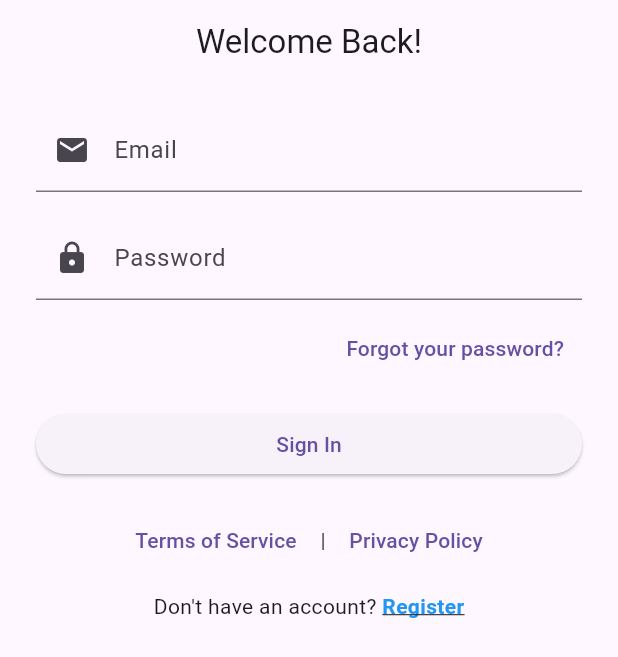
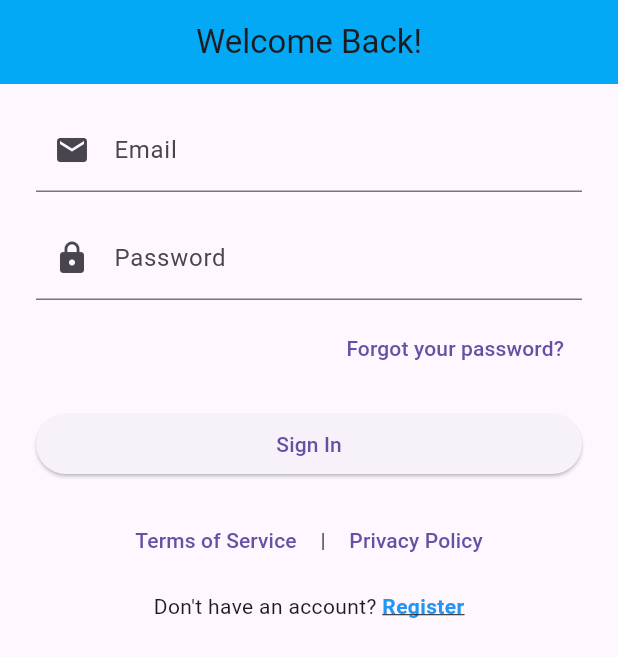
Before and after one commit to abbaskizil/CS310-Project, a Flutter app: the screen it shows after launch, on a phone screen of 412 x 824 dp. Shown: the top 657 px of the screen. Run offline on Flutter 3.47's test engine with Material 3 defaults, Android fonts, the phone set to English and light mode, and no system bars; our stand-ins replace table_calendar.

Commit message:
bug fixes

```diff
--- a/lib/main.dart
+++ b/lib/main.dart
@@ -1,9 +1,22 @@
+import 'package:flutter/material.dart';
+import 'screens/activity_entry_page.dart';
+import 'screens/bmi_page.dart';
+import 'screens/bottom_navigator.dart';
+import 'screens/calendar_day.dart';
+import 'screens/calendar_page.dart';
 import 'package:athletech/screens/calorie_tracker.dart';
-import 'package:flutter/material.dart';
+import 'screens/chat_screen.dart';
+import 'package:athletech/screens/home_page.dart';
+import 'screens/profile_page.dart';
+import 'screens/register_page.dart';
+import 'screens/settings.dart';
+import 'screens/sign_in_page.dart';
 import 'screens/SplashScreen.dart';
+import 'utilities/colors.dart';
+
 
 void main() {
-  runApp(const MyApp());
+  runApp(MyApp());
 }
 
 class MyApp extends StatelessWidget {
@@ -12,9 +25,30 @@ class MyApp extends StatelessWidget {
   @override
   Widget build(BuildContext context) {
     return MaterialApp(
-      title: 'My App',
-      theme: ThemeData(primarySwatch: Colors.blue),
-      home: const SplashScreen(),
+      initialRoute: '/SplashScreen',
+      routes: {
+        '/activity_entry': (context) => ActivityEntryApp(),
+        '/bmi': (context) => BmiPage(),
+        '/bottom_navigator': (context) => BottomNavigator(),
+        '/day': (context) => Pagecalendar(),
+        '/calendar': (context) => CalendarPage(),
+        '/CalorieTracker': (context) => CalorieTracker(),
+        '/chat': (context) => ChatScreen(),
+        '/home_page': (context) => HomePage(),
+        '/profile': (context) => ProfilePage(),
+        '/register': (context) => RegisterPage(),
+        '/settings': (context) => SettingsScreen(),
+        '/sign_in': (context) => SignInPage(),
+        '/SplashScreen': (context) => SplashScreen(),
+      },
+      debugShowCheckedModeBanner: false,
+      theme: ThemeData.light().copyWith(
+        appBarTheme: AppBarTheme(
+          backgroundColor: AppColors.primary,
+          elevation: 0.0,
+          centerTitle: true,
+        ),
+      ),
     );
   }
 }
--- a/lib/screens/SplashScreen.dart
+++ b/lib/screens/SplashScreen.dart
@@ -2,9 +2,6 @@ import 'package:flutter/material.dart';
 import 'dart:async';
 import 'sign_in_page.dart';
 
-void main() {
-  runApp(const AthleTechApp());
-}
 
 class AthleTechApp extends StatelessWidget {
   const AthleTechApp({super.key});
--- a/lib/screens/activity_entry_page.dart
+++ b/lib/screens/activity_entry_page.dart
@@ -2,7 +2,6 @@ import 'package:flutter/material.dart';
 import 'calendar_day.dart';
 import 'package:intl/intl.dart';
 
-void main() => runApp(ActivityEntryApp());
 
 class ActivityEntryApp extends StatelessWidget {
   const ActivityEntryApp({super.key});
--- a/lib/screens/bmi_page.dart
+++ b/lib/screens/bmi_page.dart
@@ -1,10 +1,6 @@
 import 'package:flutter/material.dart';
 
-void main() {
-  runApp(MaterialApp(
-    home: BmiPage(),
-  ));
-}
+
 
 class BmiPage extends StatefulWidget {
   const BmiPage({super.key});
--- a/lib/screens/chat_screen.dart
+++ b/lib/screens/chat_screen.dart
@@ -1,6 +1,6 @@
 import 'package:flutter/material.dart';
 
-void main() => runApp(const AthleTechApp());
+
 
 class AthleTechApp extends StatelessWidget {
   const AthleTechApp({super.key});
--- a/lib/screens/home_page.dart
+++ b/lib/screens/home_page.dart
@@ -4,7 +4,7 @@ import 'package:flutter/material.dart';
 
 import 'calendar_page.dart';
 import 'bmi_page.dart';
-// import 'activity_entry_page.dart';
+import 'activity_entry_page.dart';
 
 class HomePage extends StatelessWidget {
   const HomePage({super.key});
@@ -67,8 +67,8 @@ class HomePage extends StatelessWidget {
                       tool(CupertinoIcons.calendar, 'Calendar', const CalendarPage()),
                       tool(Icons.monitor_weight_outlined, 'BMI', const BmiPage()),
                       tool(Icons.local_fire_department, 'Calorie tracker', const CalorieTracker()),
-                      // _tool(CupertinoIcons.chart_pie, 'Activity Entry',
-                      //     const ActivityEntryPage()),
+                      tool(CupertinoIcons.chart_pie, 'Activity Entry',
+                      const ActivityEntryPage()),
                     ],
                   ),
                   const SizedBox(height: 32),
--- a/lib/screens/settings.dart
+++ b/lib/screens/settings.dart
@@ -1,8 +1,6 @@
 import 'package:flutter/material.dart';
 
-void main() {
-  runApp(MaterialApp(home: SettingsScreen()));
-}
+
 
 class SettingsScreen extends StatelessWidget {
   const SettingsScreen({super.key});
```
